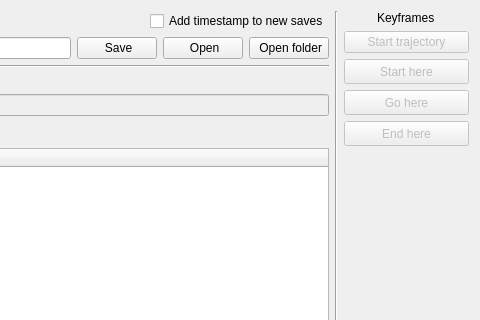
The window that rqt_kinesthetic_teaching/resource/KinestheticTeaching.ui (HLP-R/hlpr_kinesthetic_teaching) describes before a commit, drawn with Qt 5; both pictures show x 526 to 1006 and y 0 to 320 of the 1006 by 488 pixel window.
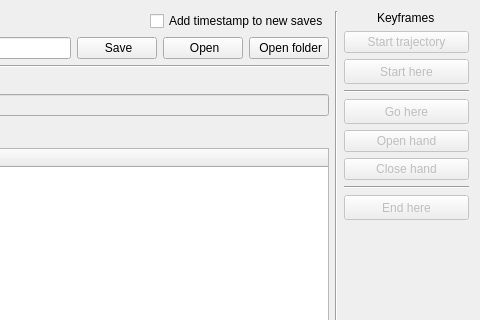
The same window after the commit. Icons and pictures are not drawn.

Commit message: Add buttons for opening and closing gripper while recording keyframes

Patch:
```diff
--- a/rqt_kinesthetic_teaching/resource/KinestheticTeaching.ui
+++ b/rqt_kinesthetic_teaching/resource/KinestheticTeaching.ui
@@ -302,6 +302,13 @@
        </property>
       </widget>
      </item>
+     <item>
+      <widget class="Line" name="line_2">
+       <property name="orientation">
+        <enum>Qt::Horizontal</enum>
+       </property>
+      </widget>
+     </item>
      <item alignment="Qt::AlignRight">
       <widget class="QPushButton" name="addButton">
        <property name="enabled">
@@ -327,6 +334,33 @@
        </property>
       </widget>
      </item>
+     <item>
+      <widget class="QPushButton" name="openHandButton">
+       <property name="enabled">
+        <bool>false</bool>
+       </property>
+       <property name="text">
+        <string>Open hand</string>
+       </property>
+      </widget>
+     </item>
+     <item>
+      <widget class="QPushButton" name="closeHandButton">
+       <property name="enabled">
+        <bool>false</bool>
+       </property>
+       <property name="text">
+        <string>Close hand</string>
+       </property>
+      </widget>
+     </item>
+     <item>
+      <widget class="Line" name="line_3">
+       <property name="orientation">
+        <enum>Qt::Horizontal</enum>
+       </property>
+      </widget>
+     </item>
      <item alignment="Qt::AlignRight">
       <widget class="QPushButton" name="endButton">
        <property name="enabled">
```
The commit also changes 3 other files.
